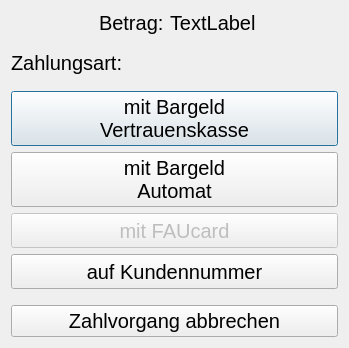
fau-fablab/FabLabKasse, file FabLabKasse/UI/PaymentMethodDialog.ui: the form before one commit.
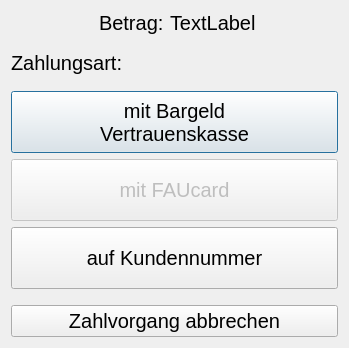
The form after the commit. Icons and pictures are not drawn.

Commit message: Remove feature: automatic cash acceptance

Patch:
```diff
--- a/FabLabKasse/UI/PaymentMethodDialog.ui
+++ b/FabLabKasse/UI/PaymentMethodDialog.ui
@@ -110,23 +110,6 @@
        </property>
       </widget>
      </item>
-     <item>
-      <widget class="QPushButton" name="pushButton_cash">
-       <property name="enabled">
-        <bool>true</bool>
-       </property>
-       <property name="sizePolicy">
-        <sizepolicy hsizetype="Expanding" vsizetype="Expanding">
-         <horstretch>0</horstretch>
-         <verstretch>0</verstretch>
-        </sizepolicy>
-       </property>
-       <property name="text">
-        <string>mit Bargeld
-Automat</string>
-       </property>
-      </widget>
-     </item>
      <item>
       <widget class="QPushButton" name="pushButton_FAUcard">
        <property name="enabled">
```
The commit also changes 44 other files.
